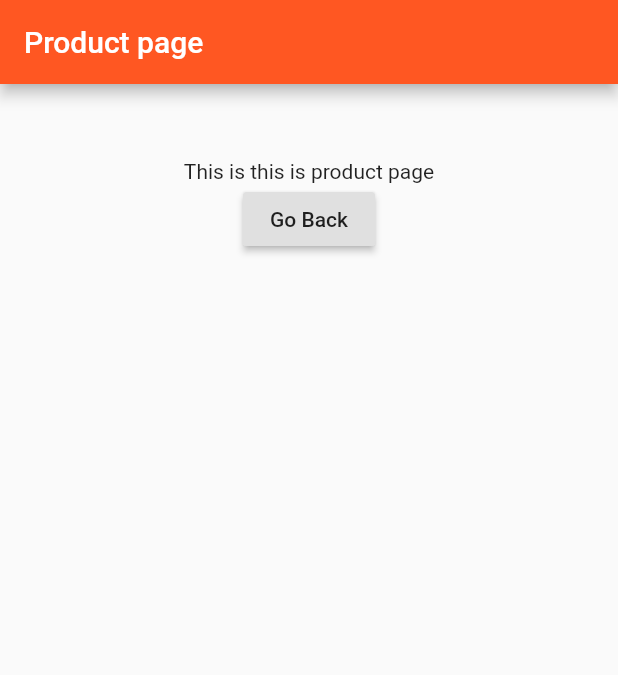
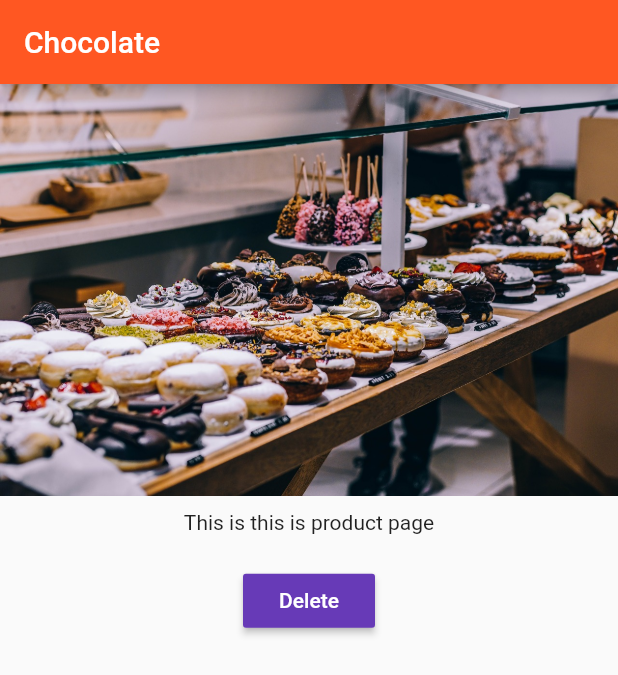
Before and after one commit to phemmelliot/Flutter_Intro, a Flutter app: the screen it shows after launch, after a tap on "Add Product", after a tap on "Details!!!", on a phone screen of 412 x 824 dp. Shown: the top 675 px of the screen. Run offline on Flutter 3.47's test engine with Material 2 defaults, Android fonts, the phone set to English and light mode, and no system bars.

Commit message:
Pushing data uo and down a stack of pages

```diff
--- a/lib/pages/product.dart
+++ b/lib/pages/product.dart
@@ -1,6 +1,11 @@
 import 'package:flutter/material.dart';
 
 class ProductPage extends StatelessWidget {
+  final String title;
+  final String imageUrl;
+
+  ProductPage({this.title, this.imageUrl});
+
   @override
   Widget build(BuildContext context) {
     return MaterialApp(
@@ -11,18 +16,29 @@ class ProductPage extends StatelessWidget {
         accentColor: Colors.deepPurple,
       ),
       home: Scaffold(
-        appBar: AppBar(title: Text('Product page')),
+        appBar: AppBar(title: Text(title)),
         body: Center(
           child: Container(
-            margin: EdgeInsets.fromLTRB(0, 50.0, 0, 0),
             child: Column(
+              crossAxisAlignment: CrossAxisAlignment.center,
               children: <Widget>[
-                Text('This is this is product page'),
-                RaisedButton(
-                  child: Text('Go Back'),
-                  onPressed: () {
-                    Navigator.pop(context);
-                  },
+                Image.asset(imageUrl),
+                Container(
+                  padding: EdgeInsets.all(10.0),
+                  child: Text('This is this is product page'),
+                ),
+                Container(
+                  padding: EdgeInsets.all(10.0),
+                  child: RaisedButton(
+                    color: Theme.of(context).accentColor,
+                    child: Text(
+                      'Delete',
+                      style: TextStyle(color: Colors.white),
+                    ),
+                    onPressed: () {
+                      Navigator.pop(context, true);
+                    },
+                  ),
                 ),
               ],
             ),
--- a/lib/product_control.dart
+++ b/lib/product_control.dart
@@ -9,10 +9,14 @@ class ProductControl extends StatelessWidget {
   Widget build(BuildContext context) {
     // TODO: implement build
     return RaisedButton(
-        color: Theme.of(context).accentColor,
-        onPressed: () {
-          addProduct('Sweet Tester');
-        },
-        child: Text('Add Product'));
+      color: Theme.of(context).accentColor,
+      onPressed: () {
+        addProduct({'title': 'Chocolate', 'imageUrl': 'assets/food.jpg'});
+      },
+      child: Text(
+        'Add Product',
+        style: TextStyle(color: Colors.white),
+      ),
+    );
   }
 }
--- a/lib/products.dart
+++ b/lib/products.dart
@@ -3,26 +3,36 @@ import 'package:flutter/material.dart';
 import './pages/product.dart';
 
 class Products extends StatelessWidget {
-  final List<String> products;
+  final List<Map<String, dynamic>> products;
+  final Function deleteProduct;
 
-  Products(this.products);
+  Products(this.products, {this.deleteProduct});
 
   Widget _buildProductItem(context, index) {
     return Card(
       child: Column(
         children: <Widget>[
-          Image.asset('assets/food.jpg'),
-          Text(products[index]),
+          Image.asset(products[index]['imageUrl']),
+          Text(products[index]['title']),
           ButtonBar(
             alignment: MainAxisAlignment.center,
             children: <Widget>[
               FlatButton(
                 child: Text('Details!!!'),
                 onPressed: () {
-                  Navigator.push(
+                  Navigator.push<bool>(
                     context,
-                    MaterialPageRoute(builder: (BuildContext context) => ProductPage())
-                  );
+                    MaterialPageRoute(
+                      builder: (BuildContext context) => ProductPage(
+                            title: products[index]['title'],
+                            imageUrl: products[index]['imageUrl'],
+                          ),
+                    ),
+                  ).then((value) {
+                    if (value) {
+                      deleteProduct(index);
+                    }
+                  });
                 },
               )
             ],
```
Also changed, not shown: lib/product_manager.dart (+9 -3 lines).
